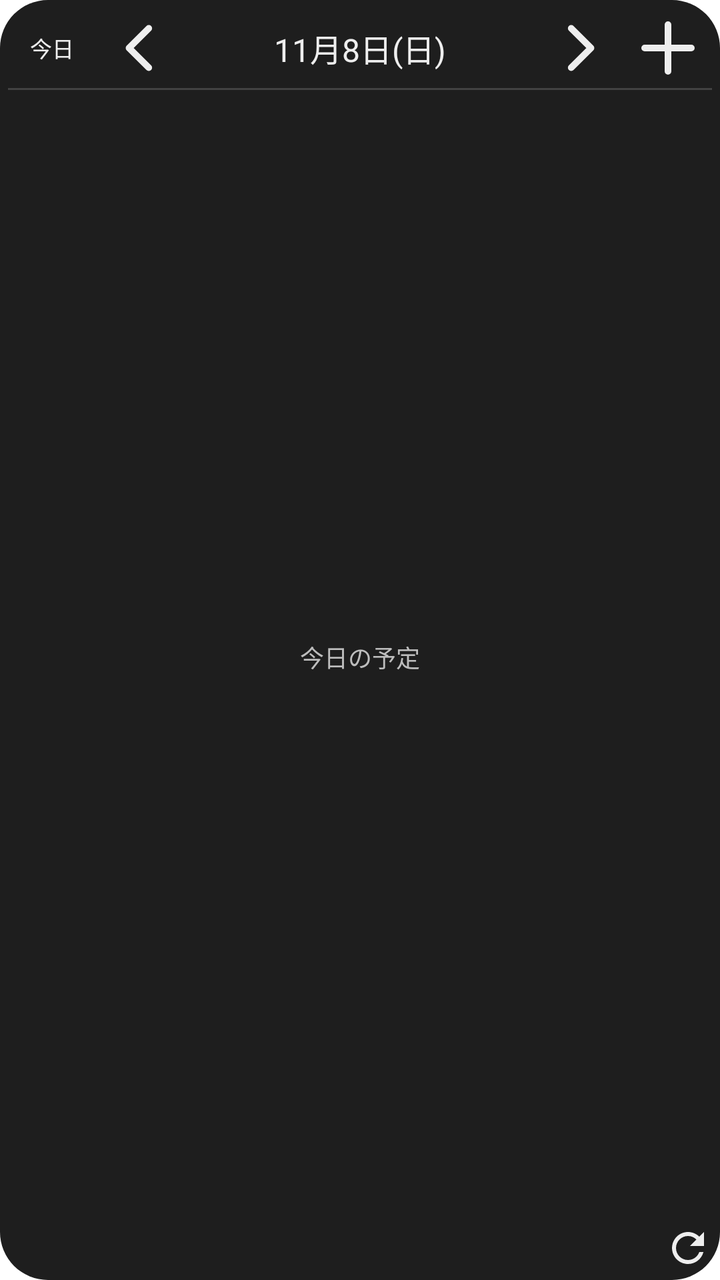
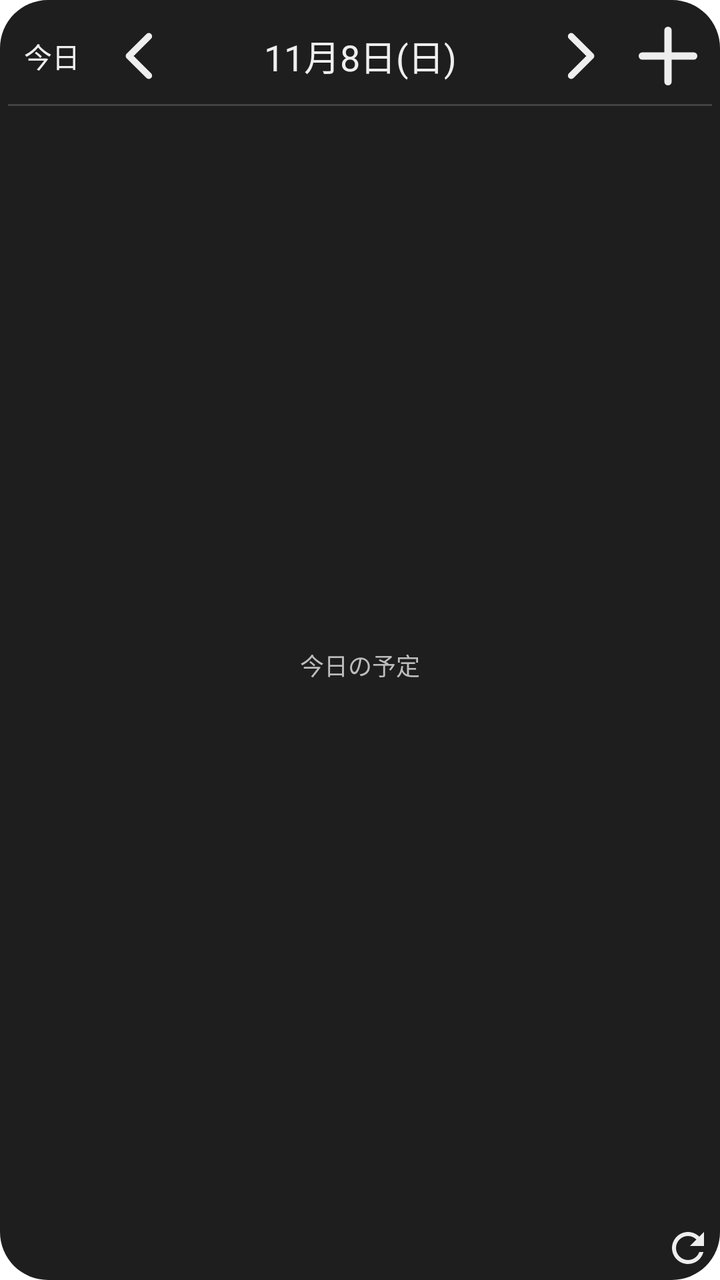

The first picture is an Android layout as it rendered before a commit; the second is the same layout after the commit. The layout source and the unified diff follow.
<!-- AndroidManifest.xml: fallback theme Theme.MaterialComponents.DayNight.NoActionBar -->
<!-- res/layout/daily_calendar_widget_loading_dark.xml -->
<?xml version="1.0" encoding="utf-8"?>
<FrameLayout xmlns:android="http://schemas.android.com/apk/res/android"
    android:layout_width="match_parent" android:layout_height="match_parent"
    android:background="@drawable/calendar_widget_background_dark" android:padding="4dp">
    <LinearLayout android:id="@+id/calendar_content" android:layout_width="match_parent"
        android:layout_height="match_parent" android:orientation="vertical">
        <LinearLayout android:id="@+id/daily_compact_header" android:layout_width="match_parent"
            android:layout_height="20dp" android:visibility="gone" android:gravity="center_vertical">
            <TextView android:id="@+id/daily_compact_date" android:layout_width="0dp" android:layout_weight="1"
                android:layout_height="match_parent" android:gravity="center" android:maxLines="1"
                android:textSize="12sp" android:textColor="#EEEEEE" android:ellipsize="end"/>
            <ImageView android:id="@+id/daily_compact_refresh" android:layout_width="24dp" android:layout_height="match_parent"
                android:scaleType="fitCenter" android:src="@drawable/ic_widget_refresh_dark" android:contentDescription="更新"/>
        </LinearLayout>
        <LinearLayout android:layout_width="match_parent" android:layout_height="40dp"
            android:gravity="center_vertical" android:baselineAligned="false">
            <TextView android:id="@+id/calendar_today" android:layout_width="0dp" android:layout_weight="1" android:layout_height="match_parent"
                android:gravity="center" android:includeFontPadding="false" android:text="今日" android:textSize="11sp" android:textColor="#EEEEEE"/>
            <ImageView android:id="@+id/calendar_previous" android:layout_width="0dp" android:layout_weight="1" android:layout_height="match_parent"
                android:scaleType="fitCenter" android:src="@drawable/calendar_widget_previous_dark" android:contentDescription="前日"/>
            <TextView android:id="@+id/calendar_selected_date" android:text="11月8日(日)" android:layout_width="0dp" android:layout_weight="4"
                android:layout_height="match_parent" android:gravity="center" android:includeFontPadding="false"
                android:textSize="16sp" android:textColor="#EEEEEE" android:maxLines="1" android:ellipsize="end"/>
            <ImageView android:id="@+id/calendar_next" android:layout_width="0dp" android:layout_weight="1" android:layout_height="match_parent"
                android:scaleType="fitCenter" android:src="@drawable/calendar_widget_next_dark" android:contentDescription="翌日"/>
            <ImageView android:id="@+id/calendar_add" android:layout_width="0dp" android:layout_weight="1" android:layout_height="match_parent"
                android:scaleType="fitCenter" android:src="@drawable/calendar_widget_add_dark" android:contentDescription="予定を追加"/>
        </LinearLayout>
        <TextView android:layout_width="match_parent" android:layout_height="1dp" android:background="#424242"/>
        <FrameLayout android:layout_width="match_parent" android:layout_height="0dp" android:layout_weight="1">
            <ListView android:id="@+id/calendar_events" android:layout_width="match_parent" android:layout_height="match_parent"
                android:divider="@android:color/transparent" android:dividerHeight="0dp" android:scrollbars="vertical"/>
            <TextView android:id="@+id/calendar_empty" android:text="今日の予定" android:layout_width="match_parent" android:layout_height="match_parent"
                android:gravity="center" android:textSize="12sp" android:textColor="#BDBDBD"/>
        </FrameLayout>
        <LinearLayout android:id="@+id/daily_footer" android:layout_width="match_parent" android:layout_height="24dp" android:gravity="center_vertical">
            <TextView android:id="@+id/calendar_last_updated" android:layout_width="0dp" android:layout_weight="1"
                android:layout_height="match_parent" android:gravity="end|center_vertical"
                android:textSize="9sp" android:textColor="#BDBDBD" android:maxLines="1" android:ellipsize="end"/>
            <ImageView android:id="@+id/calendar_refresh" android:layout_width="24dp" android:layout_height="match_parent"
                android:scaleType="fitCenter" android:src="@drawable/ic_widget_refresh_dark" android:contentDescription="更新"/>
        </LinearLayout>
    </LinearLayout>
    <TextView android:id="@+id/calendar_message" android:layout_width="match_parent" android:layout_height="match_parent"
        android:text="表示対象グループを設定してください" android:gravity="center" android:textSize="12sp" android:textColor="#EEEEEE" android:visibility="gone"/>
</FrameLayout>
<!-- resources referenced by this layout -->
<resources>
  <!-- drawable calendar_widget_add_dark (drawable) -->
  <?xml version="1.0" encoding="utf-8"?>
  <vector xmlns:android="http://schemas.android.com/apk/res/android"
      android:width="24dp" android:height="24dp"
      android:viewportWidth="24" android:viewportHeight="24">
      <path android:pathData="M5,12 L19,12 M12,5 L12,19"
          android:fillColor="@android:color/transparent" android:strokeColor="#EEEEEE"
          android:strokeWidth="2" android:strokeLineCap="round"/>
  </vector>
  <!-- drawable calendar_widget_background_dark (drawable) -->
  <?xml version="1.0" encoding="utf-8"?>
  <shape xmlns:android="http://schemas.android.com/apk/res/android" android:shape="rectangle">
      <solid android:color="#1E1E1E"/>
      <corners android:radius="24dp"/>
  </shape>
  <!-- drawable calendar_widget_next_dark (drawable) -->
  <?xml version="1.0" encoding="utf-8"?>
  <vector xmlns:android="http://schemas.android.com/apk/res/android"
      android:width="40dp" android:height="36dp"
      android:viewportWidth="40" android:viewportHeight="36">
      <path android:pathData="M16,9 L25,18 L16,27"
          android:fillColor="@android:color/transparent" android:strokeColor="#EEEEEE"
          android:strokeWidth="3" android:strokeLineCap="round" android:strokeLineJoin="round"/>
  </vector>
  <!-- drawable calendar_widget_previous_dark (drawable) -->
  <?xml version="1.0" encoding="utf-8"?>
  <vector xmlns:android="http://schemas.android.com/apk/res/android"
      android:width="40dp" android:height="36dp"
      android:viewportWidth="40" android:viewportHeight="36">
      <path android:pathData="M24,9 L15,18 L24,27"
          android:fillColor="@android:color/transparent" android:strokeColor="#EEEEEE"
          android:strokeWidth="3" android:strokeLineCap="round" android:strokeLineJoin="round"/>
  </vector>
  <!-- drawable ic_widget_refresh_dark (drawable) -->
  <vector xmlns:android="http://schemas.android.com/apk/res/android"
      android:width="24dp"
      android:height="24dp"
      android:viewportWidth="24"
      android:viewportHeight="24">
      <path
          android:fillColor="#FFEEEEEE"
          android:pathData="M17.65,6.35C16.2,4.9 14.21,4 12,4C7.58,4 4.01,7.58 4.01,12S7.58,20 12,20C15.73,20 18.84,17.45 19.73,14H17.65C16.82,16.33 14.61,18 12,18C8.69,18 6,15.31 6,12S8.69,6 12,6C13.66,6 15.14,6.69 16.22,7.78L13,11H20V4L17.65,6.35Z" />
  </vector>
</resources>

<!-- the commit's change to res/layout/daily_calendar_widget_loading_dark.xml (unified diff, before → after) -->
@@ -5,22 +5,22 @@
     <LinearLayout android:id="@+id/calendar_content" android:layout_width="match_parent"
         android:layout_height="match_parent" android:orientation="vertical">
         <LinearLayout android:id="@+id/daily_compact_header" android:layout_width="match_parent"
-            android:layout_height="20dp" android:visibility="gone" android:gravity="center_vertical">
+            android:layout_height="24dp" android:visibility="gone" android:gravity="center_vertical">
             <TextView android:id="@+id/daily_compact_date" android:layout_width="0dp" android:layout_weight="1"
                 android:layout_height="match_parent" android:gravity="center" android:maxLines="1"
-                android:textSize="12sp" android:textColor="#EEEEEE" android:ellipsize="end"/>
+                android:textSize="14sp" android:textColor="#EEEEEE" android:ellipsize="end"/>
             <ImageView android:id="@+id/daily_compact_refresh" android:layout_width="24dp" android:layout_height="match_parent"
                 android:scaleType="fitCenter" android:src="@drawable/ic_widget_refresh_dark" android:contentDescription="更新"/>
         </LinearLayout>
-        <LinearLayout android:layout_width="match_parent" android:layout_height="40dp"
+        <LinearLayout android:id="@+id/daily_navigation" android:layout_width="match_parent" android:layout_height="wrap_content" android:minHeight="48dp"
             android:gravity="center_vertical" android:baselineAligned="false">
             <TextView android:id="@+id/calendar_today" android:layout_width="0dp" android:layout_weight="1" android:layout_height="match_parent"
-                android:gravity="center" android:includeFontPadding="false" android:text="今日" android:textSize="11sp" android:textColor="#EEEEEE"/>
+                android:gravity="center" android:includeFontPadding="false" android:text="今日" android:textSize="14sp" android:textColor="#EEEEEE"/>
             <ImageView android:id="@+id/calendar_previous" android:layout_width="0dp" android:layout_weight="1" android:layout_height="match_parent"
                 android:scaleType="fitCenter" android:src="@drawable/calendar_widget_previous_dark" android:contentDescription="前日"/>
             <TextView android:id="@+id/calendar_selected_date" android:text="11月8日(日)" android:layout_width="0dp" android:layout_weight="4"
                 android:layout_height="match_parent" android:gravity="center" android:includeFontPadding="false"
-                android:textSize="16sp" android:textColor="#EEEEEE" android:maxLines="1" android:ellipsize="end"/>
+                android:textSize="18sp" android:textColor="#EEEEEE" android:maxLines="1" android:ellipsize="end"/>
             <ImageView android:id="@+id/calendar_next" android:layout_width="0dp" android:layout_weight="1" android:layout_height="match_parent"
                 android:scaleType="fitCenter" android:src="@drawable/calendar_widget_next_dark" android:contentDescription="翌日"/>
             <ImageView android:id="@+id/calendar_add" android:layout_width="0dp" android:layout_weight="1" android:layout_height="match_parent"
